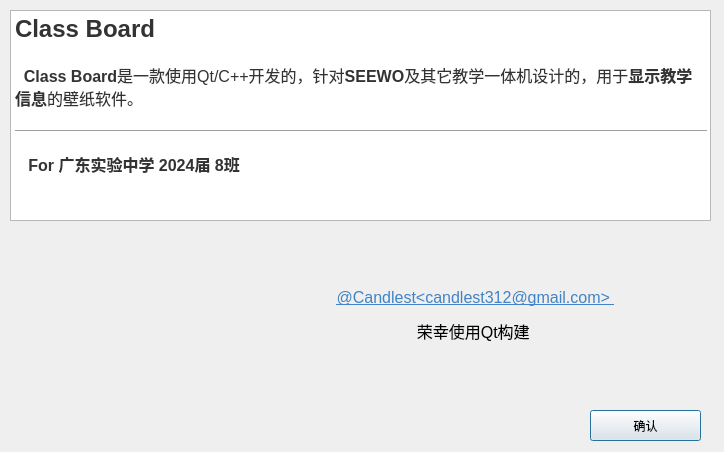
This is aboutdialog.ui in Candlest/ClassBoard as Qt 5 draws it before an edit. The edited form follows.
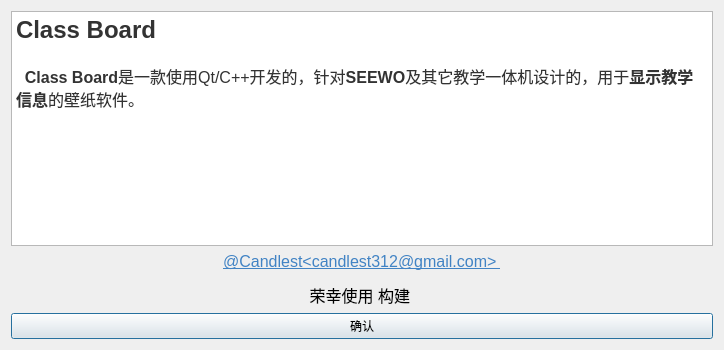
This is the edited form. Icons and pictures are not drawn.

Commit message: 添加小计时器；提高显示效果；设置

```diff
--- a/aboutdialog.ui
+++ b/aboutdialog.ui
@@ -7,20 +7,17 @@
     <x>0</x>
     <y>0</y>
     <width>724</width>
-    <height>452</height>
+    <height>350</height>
    </rect>
   </property>
   <property name="windowTitle">
    <string>Dialog</string>
   </property>
+  <layout class="QVBoxLayout" name="verticalLayout">
+   <item>
   <widget class="QTextBrowser" name="textBrowser">
-   <property name="geometry">
-    <rect>
-     <x>10</x>
-     <y>10</y>
-     <width>701</width>
-     <height>211</height>
-    </rect>
+     <property name="styleSheet">
+      <string notr="true"/>
    </property>
    <property name="html">
     <string>&lt;!DOCTYPE HTML PUBLIC &quot;-//W3C//DTD HTML 4.0//EN&quot; &quot;http://www.w3.org/TR/REC-html40/strict.dtd&quot;&gt;
@@ -31,50 +28,25 @@
 li.checked::marker { content: &quot;\2612&quot;; }
 &lt;/style&gt;&lt;/head&gt;&lt;body style=&quot; font-family:'Microsoft YaHei UI'; font-size:9pt; font-weight:400; font-style:normal;&quot;&gt;
 &lt;h1 style=&quot; margin-top:0px; margin-bottom:0px; margin-left:0px; margin-right:0px; -qt-block-indent:0; text-indent:0px; line-height:120%;&quot;&gt;&lt;span style=&quot; font-family:'Open Sans','Clear Sans','Helvetica Neue','Helvetica','Arial','Segoe UI Emoji','sans-serif'; font-size:xx-large; font-weight:700; color:#333333;&quot;&gt;Class Board&lt;/span&gt;&lt;/h1&gt;
-&lt;p style=&quot; margin-top:14px; margin-bottom:14px; margin-left:0px; margin-right:0px; -qt-block-indent:0; text-indent:0px;&quot;&gt;&lt;span style=&quot; font-family:'Open Sans','Clear Sans','Helvetica Neue','Helvetica','Arial','Segoe UI Emoji','sans-serif'; font-size:16px; color:#333333;&quot;&gt;  &lt;/span&gt;&lt;span style=&quot; font-family:'Open Sans','Clear Sans','Helvetica Neue','Helvetica','Arial','Segoe UI Emoji','sans-serif'; font-size:16px; font-weight:700; color:#333333;&quot;&gt;Class Board&lt;/span&gt;&lt;span style=&quot; font-family:'Open Sans','Clear Sans','Helvetica Neue','Helvetica','Arial','Segoe UI Emoji','sans-serif'; font-size:16px; color:#333333;&quot;&gt;是一款使用Qt/C++开发的，针对&lt;/span&gt;&lt;span style=&quot; font-family:'Open Sans','Clear Sans','Helvetica Neue','Helvetica','Arial','Segoe UI Emoji','sans-serif'; font-size:16px; font-weight:700; color:#333333;&quot;&gt;SEEWO&lt;/span&gt;&lt;span style=&quot; font-family:'Open Sans','Clear Sans','Helvetica Neue','Helvetica','Arial','Segoe UI Emoji','sans-serif'; font-size:16px; color:#333333;&quot;&gt;及其它教学一体机设计的，用于&lt;/span&gt;&lt;span style=&quot; font-family:'Open Sans','Clear Sans','Helvetica Neue','Helvetica','Arial','Segoe UI Emoji','sans-serif'; font-size:16px; font-weight:700; color:#333333;&quot;&gt;显示教学信息&lt;/span&gt;&lt;span style=&quot; font-family:'Open Sans','Clear Sans','Helvetica Neue','Helvetica','Arial','Segoe UI Emoji','sans-serif'; font-size:16px; color:#333333;&quot;&gt;的壁纸软件。 &lt;/span&gt;&lt;/p&gt;
-&lt;hr /&gt;
-&lt;p style=&quot; margin-top:14px; margin-bottom:14px; margin-left:0px; margin-right:0px; -qt-block-indent:0; text-indent:0px;&quot;&gt;&lt;span style=&quot; font-family:'Open Sans','Clear Sans','Helvetica Neue','Helvetica','Arial','Segoe UI Emoji','sans-serif'; font-size:16px; color:#333333;&quot;&gt;   &lt;/span&gt;&lt;span style=&quot; font-family:'Open Sans','Clear Sans','Helvetica Neue','Helvetica','Arial','Segoe UI Emoji','sans-serif'; font-size:16px; font-weight:700; color:#333333;&quot;&gt;For 广东实验中学 2024届 8班&lt;/span&gt;&lt;/p&gt;&lt;/body&gt;&lt;/html&gt;</string>
-   </property>
-  </widget>
-  <widget class="QLabel" name="label">
-   <property name="geometry">
-    <rect>
-     <x>80</x>
-     <y>230</y>
-     <width>221</width>
-     <height>171</height>
-    </rect>
-   </property>
-   <property name="text">
-    <string>&lt;html&gt;&lt;head/&gt;&lt;body&gt;&lt;p&gt;&lt;img src=&quot;:/mwin/qt&quot;/&gt;&lt;/p&gt;&lt;/body&gt;&lt;/html&gt;</string>
-   </property>
-  </widget>
+&lt;p style=&quot; margin-top:14px; margin-bottom:14px; margin-left:0px; margin-right:0px; -qt-block-indent:0; text-indent:0px;&quot;&gt;&lt;span style=&quot; font-family:'Open Sans','Clear Sans','Helvetica Neue','Helvetica','Arial','Segoe UI Emoji','sans-serif'; font-size:16px; color:#333333;&quot;&gt;  &lt;/span&gt;&lt;span style=&quot; font-family:'Open Sans','Clear Sans','Helvetica Neue','Helvetica','Arial','Segoe UI Emoji','sans-serif'; font-size:16px; font-weight:700; color:#333333;&quot;&gt;Class Board&lt;/span&gt;&lt;span style=&quot; font-family:'Open Sans','Clear Sans','Helvetica Neue','Helvetica','Arial','Segoe UI Emoji','sans-serif'; font-size:16px; color:#333333;&quot;&gt;是一款使用Qt/C++开发的，针对&lt;/span&gt;&lt;span style=&quot; font-family:'Open Sans','Clear Sans','Helvetica Neue','Helvetica','Arial','Segoe UI Emoji','sans-serif'; font-size:16px; font-weight:700; color:#333333;&quot;&gt;SEEWO&lt;/span&gt;&lt;span style=&quot; font-family:'Open Sans','Clear Sans','Helvetica Neue','Helvetica','Arial','Segoe UI Emoji','sans-serif'; font-size:16px; color:#333333;&quot;&gt;及其它教学一体机设计的，用于&lt;/span&gt;&lt;span style=&quot; font-family:'Open Sans','Clear Sans','Helvetica Neue','Helvetica','Arial','Segoe UI Emoji','sans-serif'; font-size:16px; font-weight:700; color:#333333;&quot;&gt;显示教学信息&lt;/span&gt;&lt;span style=&quot; font-family:'Open Sans','Clear Sans','Helvetica Neue','Helvetica','Arial','Segoe UI Emoji','sans-serif'; font-size:16px; color:#333333;&quot;&gt;的壁纸软件。 &lt;/span&gt;&lt;/p&gt;&lt;/body&gt;&lt;/html&gt;</string>
+     </property>
+    </widget>
+   </item>
+   <item>
   <widget class="QLabel" name="label_2">
-   <property name="geometry">
-    <rect>
-     <x>280</x>
-     <y>270</y>
-     <width>391</width>
-     <height>91</height>
-    </rect>
-   </property>
    <property name="text">
-    <string>&lt;html&gt;&lt;head/&gt;&lt;body&gt;&lt;p align=&quot;center&quot;&gt;&lt;a href=&quot;https://github.com/Candlest&quot;&gt;&lt;span style=&quot; font-family:'Open Sans','Clear Sans','Helvetica Neue','Helvetica','Arial','Segoe UI Emoji','sans-serif'; font-size:16px; text-decoration: underline; color:#4183c4;&quot;&gt;@Candlest&amp;lt;candlest312@gmail.com&amp;gt; &lt;/span&gt;&lt;/a&gt;&lt;/p&gt;&lt;p align=&quot;center&quot;&gt;&lt;span style=&quot; font-family:'Open Sans','Clear Sans','Helvetica Neue','Helvetica','Arial','Segoe UI Emoji','sans-serif'; font-size:16px; color:#000000;&quot;&gt;荣幸使用Qt构建 &lt;/span&gt;&lt;img src=&quot;:/mwin/images/Qt-5.15.2-green.svg&quot;/&gt;&lt;/p&gt;&lt;/body&gt;&lt;/html&gt;</string>
-   </property>
-  </widget>
+      <string>&lt;html&gt;&lt;head/&gt;&lt;body&gt;&lt;p align=&quot;center&quot;&gt;&lt;a href=&quot;https://github.com/Candlest&quot;&gt;&lt;span style=&quot; font-family:'Open Sans','Clear Sans','Helvetica Neue','Helvetica','Arial','Segoe UI Emoji','sans-serif'; font-size:16px; text-decoration: underline; color:#4183c4;&quot;&gt;@Candlest&amp;lt;candlest312@gmail.com&amp;gt; &lt;/span&gt;&lt;/a&gt;&lt;/p&gt;&lt;p align=&quot;center&quot;&gt;&lt;span style=&quot; font-family:'Open Sans','Clear Sans','Helvetica Neue','Helvetica','Arial','Segoe UI Emoji','sans-serif'; font-size:16px; color:#000000;&quot;&gt;荣幸使用 &lt;/span&gt;&lt;img src=&quot;:/mwin/images/Qt-5.15.2-green.svg&quot;/&gt;&lt;span style=&quot; font-family:'Open Sans','Clear Sans','Helvetica Neue','Helvetica','Arial','Segoe UI Emoji','sans-serif'; font-size:16px; color:#000000;&quot;&gt;构建 &lt;/span&gt;&lt;/p&gt;&lt;/body&gt;&lt;/html&gt;</string>
+     </property>
+    </widget>
+   </item>
+   <item>
   <widget class="QPushButton" name="pushButton">
-   <property name="geometry">
-    <rect>
-     <x>590</x>
-     <y>410</y>
-     <width>111</width>
-     <height>31</height>
-    </rect>
-   </property>
    <property name="text">
     <string>确认</string>
    </property>
   </widget>
+   </item>
+  </layout>
  </widget>
  <resources/>
  <connections/>
```
Left out of the diff: 2 changed lines with no effect on the pictures. Lines whose indentation alone changed are shown as unchanged. The commit also changes 9 other files.
